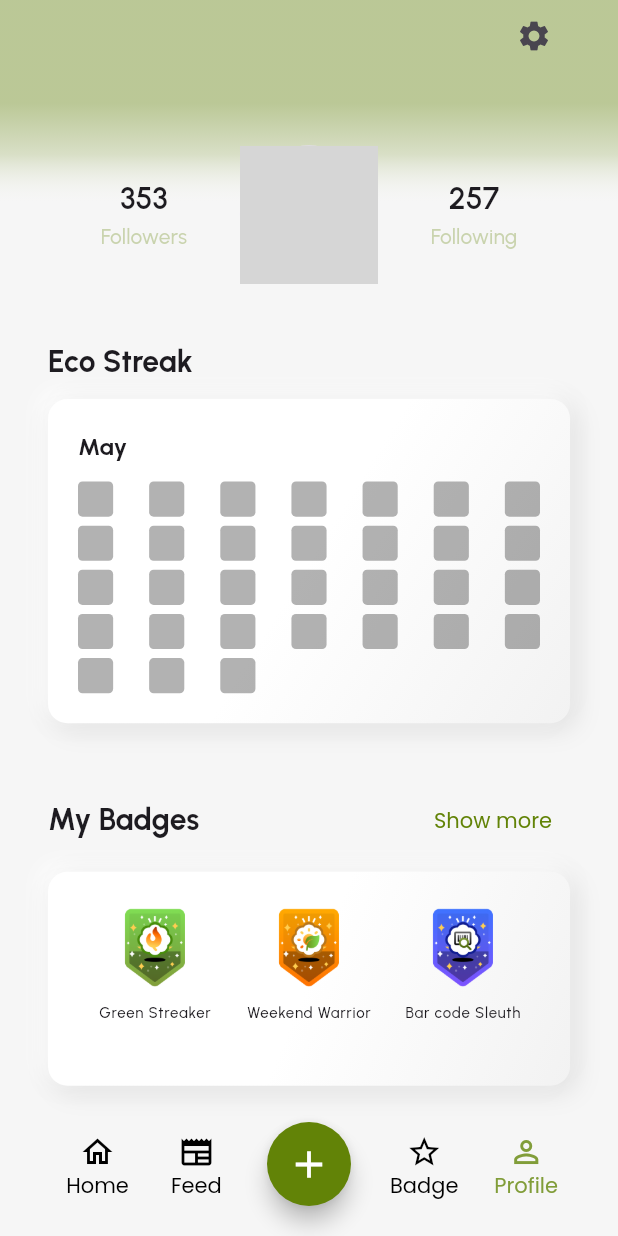
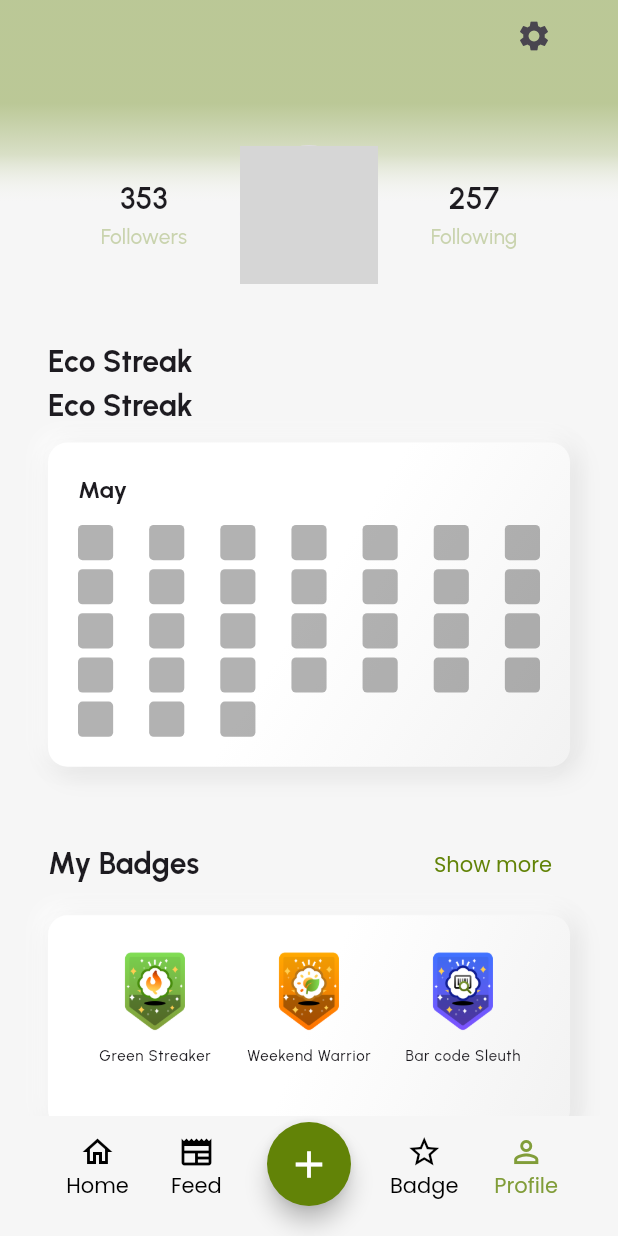
Before and after one commit to Itsmeejoshiee/TrashTrackr, a Flutter app: the screen it shows once a user with an empty profile is signed in, item 4 of the bottom bar chosen, on a phone screen of 412 x 824 dp. Run offline on Flutter 3.47's test engine with Material 3 defaults, Android fonts, the phone set to English and light mode, and no system bars; our stand-ins replace camera, card_swiper, cloud_firestore, firebase_auth, firebase_core, firebase_storage and 15 more; accounts and stored records are empty; network calls fail; grey boxes are pictures that could not be loaded.

Commit message:
Update: calendar title

```diff
--- a/lib/core/widgets/profile/streak_calendar.dart
+++ b/lib/core/widgets/profile/streak_calendar.dart
@@ -13,7 +13,18 @@ class StreakCalendar extends StatefulWidget {
 class _StreakCalendarState extends State<StreakCalendar> {
   @override
   Widget build(BuildContext context) {
-    return NeoBox(
+    return Column(
+      children: [
+        Row(
+          children: [
+            Text(
+              'Eco Streak',
+              style: kTitleLarge.copyWith(fontWeight: FontWeight.bold),
+              textAlign: TextAlign.left,
+            ),
+          ],
+        ),
+        NeoBox(
           child: Column(
             children: [
               Align(
@@ -46,6 +57,8 @@ class _StreakCalendarState extends State<StreakCalendar> {
               ),
             ],
           ),
+        ),
+      ],
     );
   }
 }
```
Lines whose indentation alone changed are shown as unchanged.
